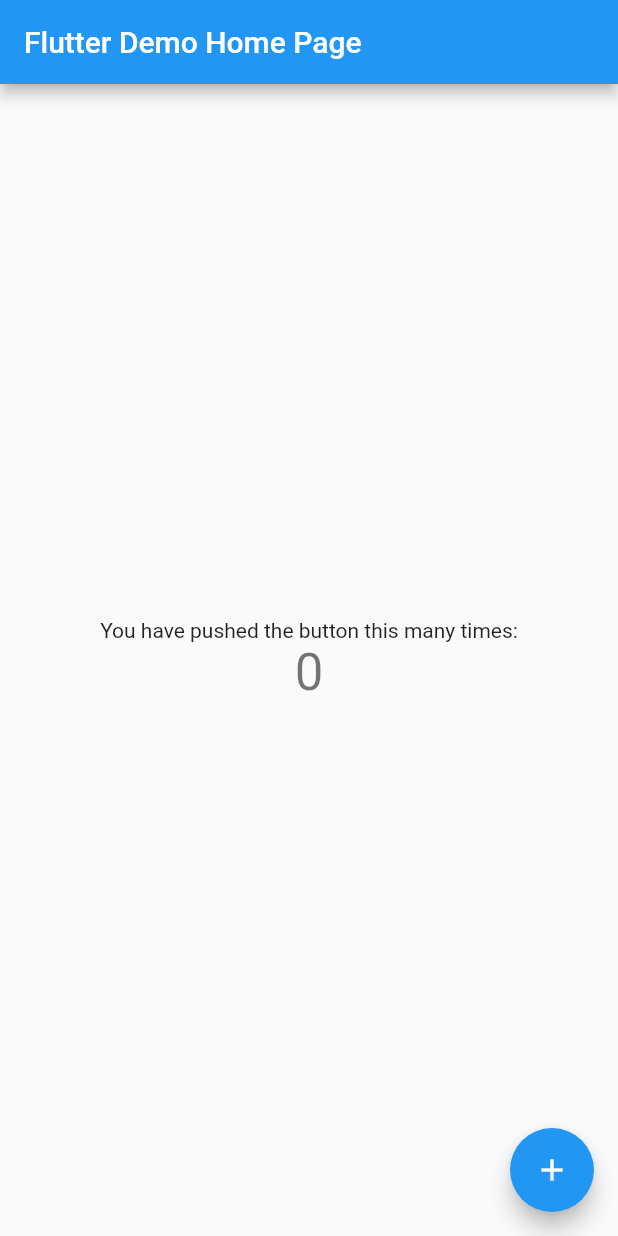
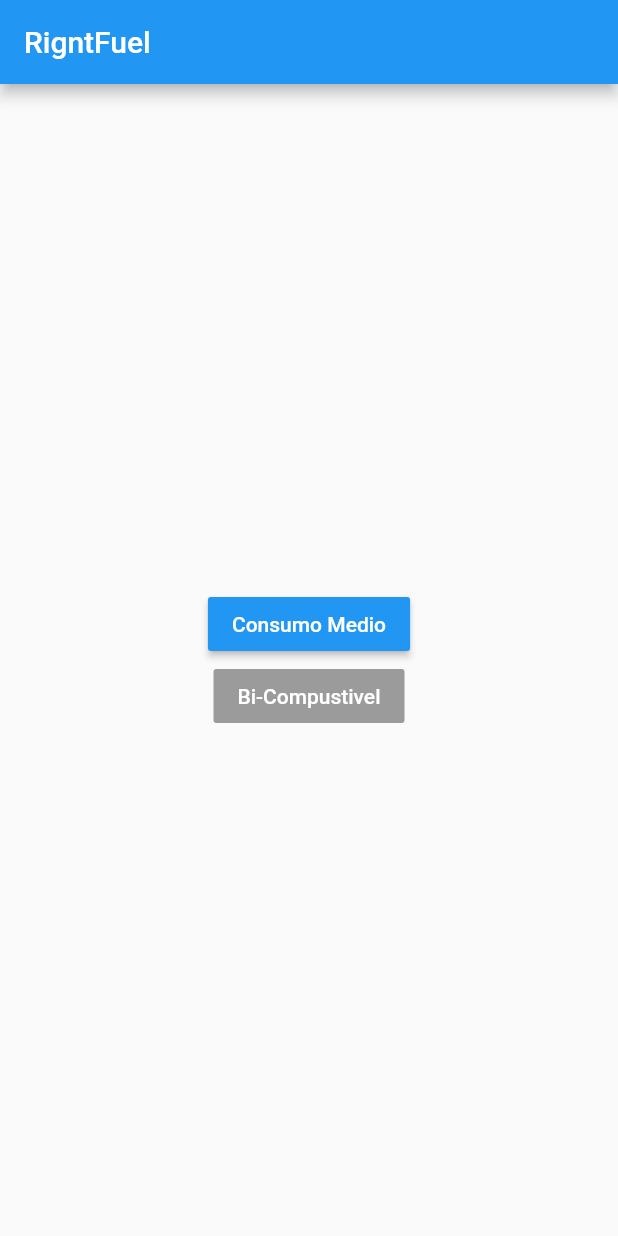
Before and after one commit to EduardoLima03/rigntfuel, a Flutter app: the screen it shows after launch, on a phone screen of 412 x 824 dp. Run offline on Flutter 3.47's test engine with Material 2 defaults, Android fonts, the phone set to English and light mode, and no system bars.

Commit message:
update02

```diff
--- a/lib/main.dart
+++ b/lib/main.dart
@@ -1,4 +1,5 @@
 import 'package:flutter/material.dart';
+import 'package:rigntfuel/views/average_consumption_page.dart';
 
 void main() {
   runApp(MyApp());
@@ -9,109 +10,60 @@
   @override
   Widget build(BuildContext context) {
     return MaterialApp(
-      title: 'Flutter Demo',
+      title: 'RigntFuel',
       theme: ThemeData(
-        // This is the theme of your application.
-        //
-        // Try running your application with "flutter run". You'll see the
-        // application has a blue toolbar. Then, without quitting the app, try
-        // changing the primarySwatch below to Colors.green and then invoke
-        // "hot reload" (press "r" in the console where you ran "flutter run",
-        // or simply save your changes to "hot reload" in a Flutter IDE).
-        // Notice that the counter didn't reset back to zero; the application
-        // is not restarted.
         primarySwatch: Colors.blue,
         // This makes the visual density adapt to the platform that you run
         // the app on. For desktop platforms, the controls will be smaller and
         // closer together (more dense) than on mobile platforms.
         visualDensity: VisualDensity.adaptivePlatformDensity,
       ),
-      home: MyHomePage(title: 'Flutter Demo Home Page'),
+      home: MyHomePage(),
     );
   }
 }
 
 class MyHomePage extends StatefulWidget {
-  MyHomePage({Key key, this.title}) : super(key: key);
-
-  // This widget is the home page of your application. It is stateful, meaning
-  // that it has a State object (defined below) that contains fields that affect
-  // how it looks.
-
-  // This class is the configuration for the state. It holds the values (in this
-  // case the title) provided by the parent (in this case the App widget) and
-  // used by the build method of the State. Fields in a Widget subclass are
-  // always marked "final".
-
-  final String title;
+  MyHomePage({Key key}) : super(key: key);
 
   @override
   _MyHomePageState createState() => _MyHomePageState();
 }
 
 class _MyHomePageState extends State<MyHomePage> {
-  int _counter = 0;
-
-  void _incrementCounter() {
-    setState(() {
-      // This call to setState tells the Flutter framework that something has
-      // changed in this State, which causes it to rerun the build method below
-      // so that the display can reflect the updated values. If we changed
-      // _counter without calling setState(), then the build method would not be
-      // called again, and so nothing would appear to happen.
-      _counter++;
-    });
-  }
-
   @override
   Widget build(BuildContext context) {
-    // This method is rerun every time setState is called, for instance as done
-    // by the _incrementCounter method above.
-    //
-    // The Flutter framework has been optimized to make rerunning build methods
-    // fast, so that you can just rebuild anything that needs updating rather
-    // than having to individually change instances of widgets.
     return Scaffold(
       appBar: AppBar(
-        // Here we take the value from the MyHomePage object that was created by
-        // the App.build method, and use it to set our appbar title.
-        title: Text(widget.title),
+        title: Text('RigntFuel'),
       ),
       body: Center(
-        // Center is a layout widget. It takes a single child and positions it
-        // in the middle of the parent.
         child: Column(
-          // Column is also a layout widget. It takes a list of children and
-          // arranges them vertically. By default, it sizes itself to fit its
-          // children horizontally, and tries to be as tall as its parent.
-          //
-          // Invoke "debug painting" (press "p" in the console, choose the
-          // "Toggle Debug Paint" action from the Flutter Inspector in Android
-          // Studio, or the "Toggle Debug Paint" command in Visual Studio Code)
-          // to see the wireframe for each widget.
-          //
-          // Column has various properties to control how it sizes itself and
-          // how it positions its children. Here we use mainAxisAlignment to
-          // center the children vertically; the main axis here is the vertical
-          // axis because Columns are vertical (the cross axis would be
-          // horizontal).
           mainAxisAlignment: MainAxisAlignment.center,
           children: <Widget>[
-            Text(
-              'You have pushed the button this many times:',
-            ),
-            Text(
-              '$_counter',
-              style: Theme.of(context).textTheme.headline4,
-            ),
+            RaisedButton(
+                child: Text(
+                  "Consumo Medio",
+                  style: TextStyle(color: Colors.white),
+                ),
+                color: Theme.of(context).accentColor,
+                onPressed: () {
+                  Navigator.push(
+                      context,
+                      MaterialPageRoute(
+                          builder: (contex) => AverageConsumptionPage()));
+                }),
+            RaisedButton(
+                child: Text(
+                  "Bi-Compustivel",
+                  style: TextStyle(
+                    color: Colors.white,
+                  ),
+                ),
+                onPressed: null),
           ],
         ),
       ),
-      floatingActionButton: FloatingActionButton(
-        onPressed: _incrementCounter,
-        tooltip: 'Increment',
-        child: Icon(Icons.add),
-      ), // This trailing comma makes auto-formatting nicer for build methods.
     );
   }
 }
```
Also changed, not shown: lib/views/average_consumption_page.dart (added, +85 -0 lines), pubspec.lock.
